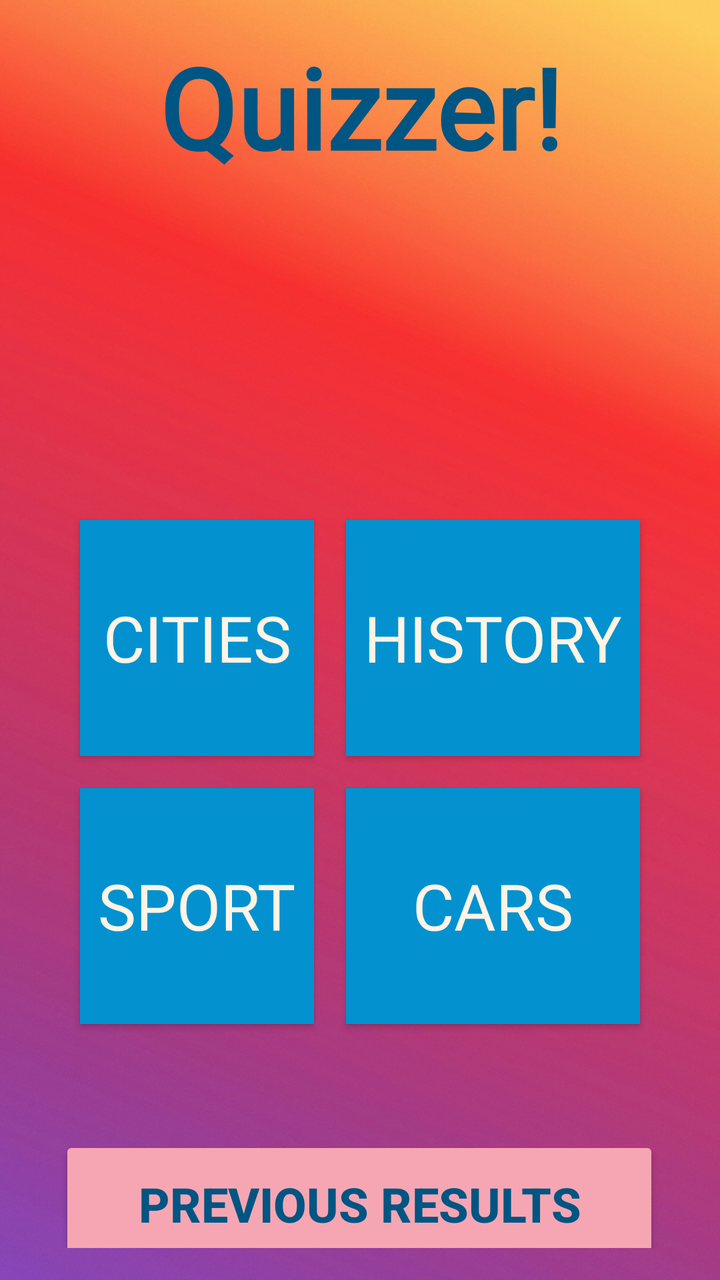
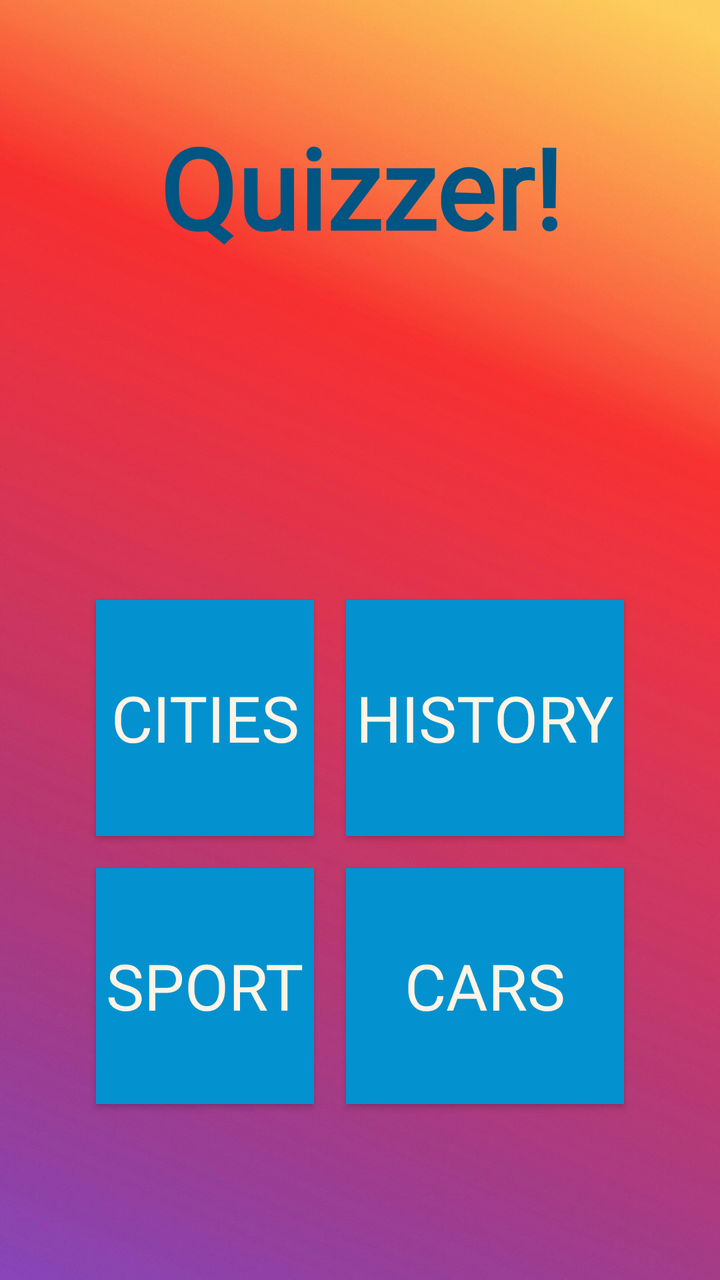

The first picture is an Android layout as it rendered before a commit; the second is the same layout after the commit. The layout source and the unified diff follow.
<!-- AndroidManifest.xml: application theme Theme.Quizzer -->
<!-- res/layout/activity_main.xml -->
<?xml version="1.0" encoding="utf-8"?>
<androidx.constraintlayout.widget.ConstraintLayout xmlns:android="http://schemas.android.com/apk/res/android"
    xmlns:app="http://schemas.android.com/apk/res-auto"
    xmlns:tools="http://schemas.android.com/tools"
    android:id="@+id/main"
    android:layout_width="match_parent"
    android:layout_height="match_parent"
    android:background="@drawable/background"
    tools:context=".activities.MainActivity"
    android:padding="16dp">

    <TextView
        android:layout_width="match_parent"
        android:layout_height="wrap_content"
        android:text="Quizzer!"
        android:fontFamily="@font/retro"
        android:textAlignment="center"
        android:textColor="#005582"
        android:textSize="56sp"
        android:textStyle="bold"
        app:layout_constraintEnd_toEndOf="parent"
        app:layout_constraintStart_toStartOf="parent"
        app:layout_constraintTop_toTopOf="parent" />

    <GridLayout
        android:id="@+id/gridLayout"
        android:layout_width="match_parent"
        android:layout_height="300dp"
        android:layout_marginTop="220dp"
        android:columnCount="2"
        android:padding="16dp"
        android:rowCount="2"
        app:layout_constraintEnd_toEndOf="parent"
        app:layout_constraintHorizontal_bias="0.0"
        app:layout_constraintStart_toStartOf="parent"
        app:layout_constraintTop_toTopOf="parent">

        <androidx.appcompat.widget.AppCompatButton
            android:id="@+id/cities_btn"
            android:layout_rowWeight="1"
            android:layout_columnWeight="1"
            android:layout_gravity="fill"
            android:layout_margin="8dp"
            android:background="@drawable/btn_rectangle"
            android:fontFamily="@font/boom"
            android:text="CITIES"
            android:textColor="#fff4e6"
            android:textSize="32sp" />

        <androidx.appcompat.widget.AppCompatButton
            android:id="@+id/history_btn"
            android:layout_rowWeight="1"
            android:layout_columnWeight="1"
            android:layout_gravity="fill"
            android:layout_margin="8dp"
            android:background="@drawable/btn_rectangle"
            android:fontFamily="@font/boom"
            android:text="HISTORY"
            android:textColor="#fff4e6"
            android:textSize="32sp" />

        <androidx.appcompat.widget.AppCompatButton
            android:id="@+id/sport_btn"
            android:layout_rowWeight="1"
            android:layout_columnWeight="1"
            android:layout_gravity="fill"
            android:layout_margin="8dp"
            android:background="@drawable/btn_rectangle"
            android:fontFamily="@font/boom"
            android:text="SPORT"
            android:textColor="#fff4e6"
            android:textSize="32sp" />

        <androidx.appcompat.widget.AppCompatButton
            android:id="@+id/cars_btn"
            android:layout_rowWeight="1"
            android:layout_columnWeight="1"
            android:layout_gravity="fill"
            android:layout_margin="8dp"
            android:background="@drawable/btn_rectangle"
            android:fontFamily="@font/boom"
            android:text="Cars"
            android:textColor="#fff4e6"
            android:textSize="32sp" />

    </GridLayout>

    <androidx.appcompat.widget.AppCompatButton
        android:id="@+id/results_btn"
        android:layout_width="300dp"
        android:layout_height="68dp"
        android:layout_marginTop="32dp"
        android:backgroundTint="#f6a6b2"
        android:text="Previous results"
        android:textColor="#005582"
        android:textSize="24sp"
        android:textStyle="bold"
        app:layout_constraintEnd_toEndOf="parent"
        app:layout_constraintHorizontal_bias="0.493"
        app:layout_constraintStart_toStartOf="parent"
        app:layout_constraintTop_toBottomOf="@+id/gridLayout" />


</androidx.constraintlayout.widget.ConstraintLayout>
<!-- resources referenced by this layout -->
<resources>
  <!-- drawable background: jpg bitmap (drawable, 551758 bytes) -->
  <!-- drawable btn_rectangle (drawable) -->
  <?xml version="1.0" encoding="utf-8"?>
      <shape xmlns:android="http://schemas.android.com/apk/res/android"
          android:shape="rectangle" >
          <solid android:color="@color/light_blue"/>
      </shape>
  <style name="Theme.Quizzer" parent="Base.Theme.Quizzer" />
  <color name="light_blue">#0392cf</color>
  <style name="Base.Theme.Quizzer" parent="Theme.Material3.DayNight.NoActionBar">
          
          
      </style>
</resources>

<!-- the commit's change to res/layout/activity_main.xml (unified diff, before → after) -->
@@ -7,7 +7,8 @@
     android:layout_height="match_parent"
     android:background="@drawable/background"
     tools:context=".activities.MainActivity"
-    android:padding="16dp">
+    android:paddingTop="56dp"
+    android:paddingHorizontal="24dp">
 
     <TextView
         android:layout_width="match_parent"
@@ -85,20 +86,5 @@
 
     </GridLayout>
 
-    <androidx.appcompat.widget.AppCompatButton
-        android:id="@+id/results_btn"
-        android:layout_width="300dp"
-        android:layout_height="68dp"
-        android:layout_marginTop="32dp"
-        android:backgroundTint="#f6a6b2"
-        android:text="Previous results"
-        android:textColor="#005582"
-        android:textSize="24sp"
-        android:textStyle="bold"
-        app:layout_constraintEnd_toEndOf="parent"
-        app:layout_constraintHorizontal_bias="0.493"
-        app:layout_constraintStart_toStartOf="parent"
-        app:layout_constraintTop_toBottomOf="@+id/gridLayout" />
-
 
 </androidx.constraintlayout.widget.ConstraintLayout>
